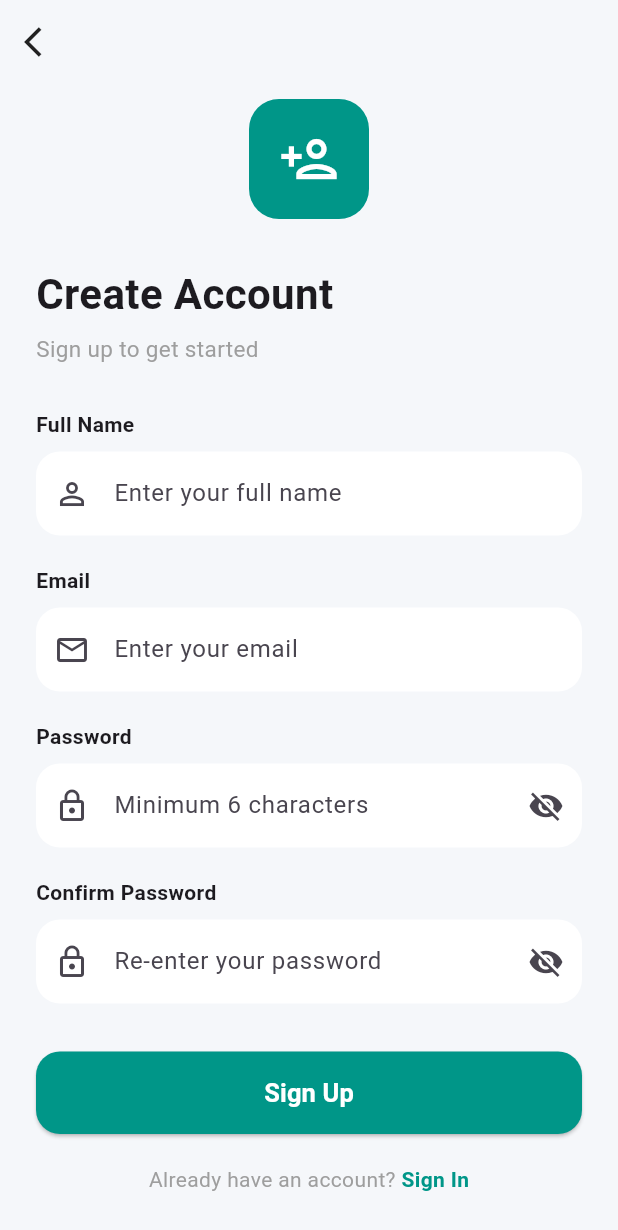
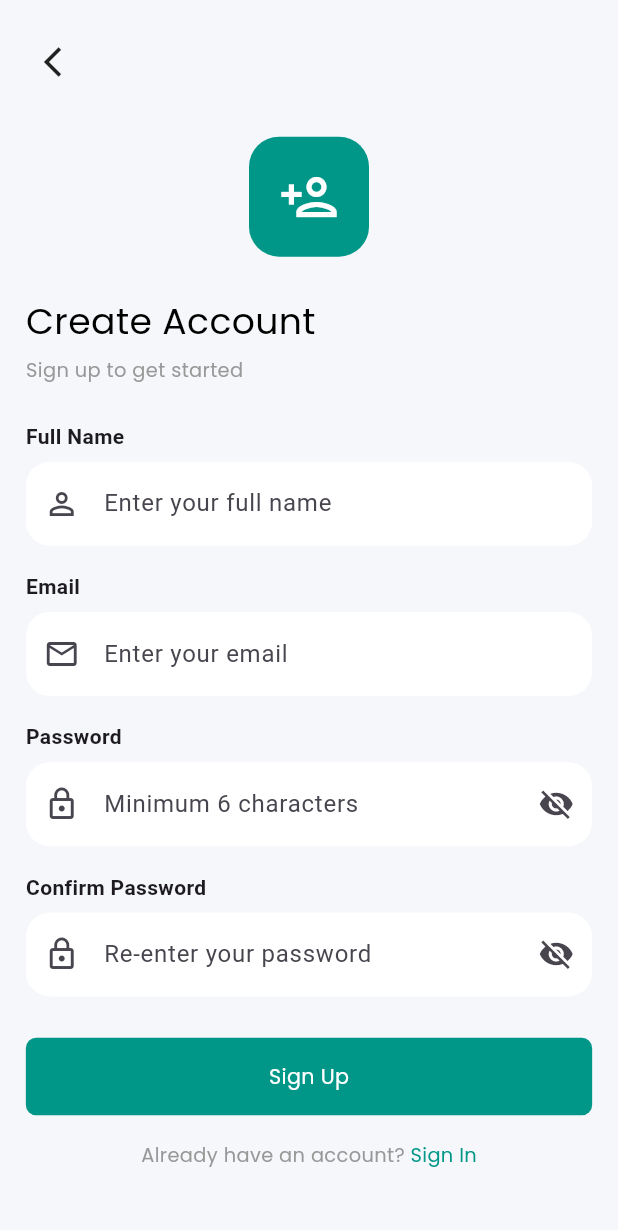
Before and after one commit to ImtiazChowdhuryWork/dio_practice_project, a Flutter app: the SignUpPage screen opened by its route, on a phone screen of 412 x 824 dp. Shown: the top 1230 px of the screen. Run offline on Flutter 3.47's test engine with Material 3 defaults, Android fonts, the phone set to English and light mode, and no system bars; our stand-ins replace device_info_plus, dio, flutter_screenutil, get, get_it, get_storage and 2 more; accounts and stored records are empty.

Commit message:
Screen : Sign Up Screen Updated

```diff
--- a/lib/core/styles/text_styles.dart
+++ b/lib/core/styles/text_styles.dart
@@ -66,6 +66,20 @@ class TextFontStyle {
     fontFamilyFallback: const ['Montserrat', 'Poppins'],
     color: AppColors.c292E34,
     fontSize: 14.sp,
+    fontWeight: FontWeight.w500,
+  );
+  static final headline15w500c989898StylePoppins = TextStyle(
+    fontFamily: 'Poppins',
+    fontFamilyFallback: const ['Montserrat', 'Poppins'],
+    color: AppColors.c989898,
+    fontSize: 15.sp,
+    fontWeight: FontWeight.w500,
+  );
+  static final headline15w500TealStylePoppins = TextStyle(
+    fontFamily: 'Poppins',
+    fontFamilyFallback: const ['Montserrat', 'Poppins'],
+    color: Colors.teal,
+    fontSize: 15.sp,
     fontWeight: FontWeight.w500,
   );
   static final headline14w500c363636StylePoppins = TextStyle(
@@ -257,6 +271,13 @@ class TextFontStyle {
     fontSize: 24.sp,
     fontWeight: FontWeight.w700,
   );
+  static final headline28w500c000000StylePoppins = TextStyle(
+    fontFamily: 'Poppins',
+    fontFamilyFallback: const ['Montserrat', 'Poppins'],
+    color: AppColors.c000000,
+    fontSize: 28.sp,
+    fontWeight: FontWeight.w500,
+  );
   static final headline8w700cfefefeStylePoppins = TextStyle(
     fontFamily: 'Poppins',
     fontFamilyFallback: const ['Montserrat', 'Poppins'],
--- a/lib/features/home/presentation/pages/home_page.dart
+++ b/lib/features/home/presentation/pages/home_page.dart
@@ -3,6 +3,7 @@ import 'package:dio_practice_project/features/home/presentation/controllers/home
 import 'package:dio_practice_project/features/home/presentation/widgets/practice_card_widget.dart';
 import 'package:dio_practice_project/shared/constants/app_list.dart';
 import 'package:flutter/material.dart';
+import 'package:flutter_screenutil/flutter_screenutil.dart';
 import 'package:get/get.dart';
 
 class HomePage extends GetView<HomeController> {
@@ -23,10 +24,11 @@ class HomePage extends GetView<HomeController> {
         padding: EdgeInsets.all(UIHelper.kDefaulutPadding()),
         child: Column(
           children: [
-            ListView.builder(
+            ListView.separated(
               shrinkWrap: true,
               physics: const NeverScrollableScrollPhysics(),
               itemCount: AppList.learningList.length,
+              separatorBuilder: (context,index) => UIHelper.verticalSpace(10.h),
               itemBuilder: (context, index) {
                 final data = AppList.learningList[index];
                 return PracticeCardWidget(
--- a/lib/features/sign_up/presentation/pages/sign_up_page.dart
+++ b/lib/features/sign_up/presentation/pages/sign_up_page.dart
@@ -1,5 +1,9 @@
+import 'package:dio_practice_project/core/styles/text_styles.dart';
+import 'package:dio_practice_project/core/utils/ui_helpers.dart';
 import 'package:dio_practice_project/features/sign_up/presentation/controllers/sign_up_controller.dart';
+import 'package:dio_practice_project/shared/widgets/custom_elevated_button.dart';
 import 'package:flutter/material.dart';
+import 'package:flutter_screenutil/flutter_screenutil.dart';
 import 'package:get/get.dart';
 
 class SignUpPage extends GetView<SignUpController> {
@@ -9,20 +13,23 @@ class SignUpPage extends GetView<SignUpController> {
   Widget build(BuildContext context) {
     return Scaffold(
       backgroundColor: const Color(0xffF5F7FA),
-      appBar: AppBar(
-        backgroundColor: Colors.transparent,
-        elevation: 0,
-        leading: IconButton(
-          icon: const Icon(Icons.arrow_back_ios, color: Colors.black87),
-          onPressed: () => Get.back(),
-        ),
-      ),
+
       body: SafeArea(
         child: SingleChildScrollView(
-          padding: const EdgeInsets.symmetric(horizontal: 24, vertical: 10),
+          padding: EdgeInsets.all(UIHelper.kDefaulutPadding()),
           child: Column(
             crossAxisAlignment: CrossAxisAlignment.start,
             children: [
+              Align(
+                alignment: Alignment.centerLeft,
+                child: IconButton(
+                  icon: const Icon(Icons.arrow_back_ios, color: Colors.black87),
+                  onPressed: () => Get.back(),
+                ),
+              ),
+              UIHelper.verticalSpace(30.h),
+
+              ///Logo
               Center(
                 child: Container(
                   height: 80,
@@ -38,46 +45,54 @@ class SignUpPage extends GetView<SignUpController> {
                   ),
                 ),
               ),
+              UIHelper.verticalSpace(30.h),
 
-              const SizedBox(height: 30),
-
-              const Text(
+              /// Ttitle
+              Text(
                 'Create Account',
-                style: TextStyle(fontSize: 28, fontWeight: FontWeight.bold),
+                style: TextFontStyle.headline28w500c000000StylePoppins,
               ),
 
-              const SizedBox(height: 6),
+              UIHelper.verticalSpace(6.h),
 
-              const Text(
+              /// Sub-Title
+              Text(
                 'Sign up to get started',
-                style: TextStyle(fontSize: 15, color: Colors.grey),
+                style: TextFontStyle.headline15w500c989898StylePoppins,
               ),
 
-              const SizedBox(height: 30),
+              UIHelper.verticalSpace(30.h),
 
+              /// Label : Name
               _buildLabel('Full Name'),
-              const SizedBox(height: 8),
+              UIHelper.verticalSpace(8.h),
+
+              ///Field : Name
               _buildTextField(
                 controller: controller.nameController,
                 hint: 'Enter your full name',
                 prefixIcon: Icons.person_outline,
               ),
+              UIHelper.verticalSpace(20.h),
 
-              const SizedBox(height: 20),
+              ///Label : Email
+              _buildLabel('Email'),
+              UIHelper.verticalSpace(8.h),
 
-              _buildLabel('Email'),
-              const SizedBox(height: 8),
+              ///Field : Email
               _buildTextField(
                 controller: controller.emailController,
                 hint: 'Enter your email',
                 prefixIcon: Icons.email_outlined,
                 keyboardType: TextInputType.emailAddress,
               ),
+              UIHelper.verticalSpace(20.h),
 
-              const SizedBox(height: 20),
+              ///Label : Password
+              _buildLabel('Password'),
+              UIHelper.verticalSpace(8.h),
 
-              _buildLabel('Password'),
-              const SizedBox(height: 8),
+              ///Field : password
               Obx(
                 () => _buildTextField(
                   controller: controller.passwordController,
@@ -95,10 +110,13 @@ class SignUpPage extends GetView<SignUpController> {
                 ),
               ),
 
-              const SizedBox(height: 20),
+              UIHelper.verticalSpace(20.h),
 
+              ///Label : Confirm Password
               _buildLabel('Confirm Password'),
-              const SizedBox(height: 8),
+              UIHelper.verticalSpace(8.h),
+
+              ///Field : Confirm Password
               Obx(
                 () => _buildTextField(
                   controller: controller.confirmPasswordController,
@@ -116,66 +134,40 @@ class SignUpPage extends GetView<SignUpController> {
                 ),
               ),
 
-              const SizedBox(height: 32),
+              UIHelper.verticalSpace(32.h),
 
+              /// Sign up button
               Obx(
-                () => SizedBox(
-                  width: double.infinity,
-                  height: 55,
-                  child: ElevatedButton(
-                    onPressed:
-                        controller.isLoading.value ? null : controller.signUp,
-                    style: ElevatedButton.styleFrom(
-                      backgroundColor: Colors.teal,
-                      disabledBackgroundColor: Colors.teal.withValues(alpha: 0.5),
-                      shape: RoundedRectangleBorder(
-                        borderRadius: BorderRadius.circular(16),
-                      ),
-                    ),
-                    child: controller.isLoading.value
-                        ? const SizedBox(
-                            height: 22,
-                            width: 22,
-                            child: CircularProgressIndicator(
-                              color: Colors.white,
-                              strokeWidth: 2.5,
-                            ),
-                          )
-                        : const Text(
-                            'Sign Up',
-                            style: TextStyle(
-                              fontSize: 17,
-                              color: Colors.white,
-                              fontWeight: FontWeight.bold,
-                            ),
-                          ),
-                  ),
+                () => CustomElevatedButton(
+                  buttonColor: Colors.teal,
+                  isLoading: controller.isLoading.value,
+                  isDisabled: controller.isLoading.value,
+                  buttonTitle: 'Sign Up',
+                  onTap: controller.signUp,
                 ),
               ),
 
-              const SizedBox(height: 20),
+              UIHelper.verticalSpace(20.h),
 
+              //// Already have an account -> sign in
               Row(
                 mainAxisAlignment: MainAxisAlignment.center,
                 children: [
-                  const Text(
+                  Text(
                     'Already have an account? ',
-                    style: TextStyle(color: Colors.grey),
+                    style: TextFontStyle.headline15w500c989898StylePoppins,
                   ),
                   GestureDetector(
                     onTap: () => Get.back(),
-                    child: const Text(
+                    child: Text(
                       'Sign In',
-                      style: TextStyle(
-                        color: Colors.teal,
-                        fontWeight: FontWeight.bold,
-                      ),
+                      style: TextFontStyle.headline15w500TealStylePoppins,
                     ),
                   ),
                 ],
               ),
 
-              const SizedBox(height: 20),
+              UIHelper.verticalSpace(20.h),
             ],
           ),
         ),
```
Also changed, not shown: 1 other file.
